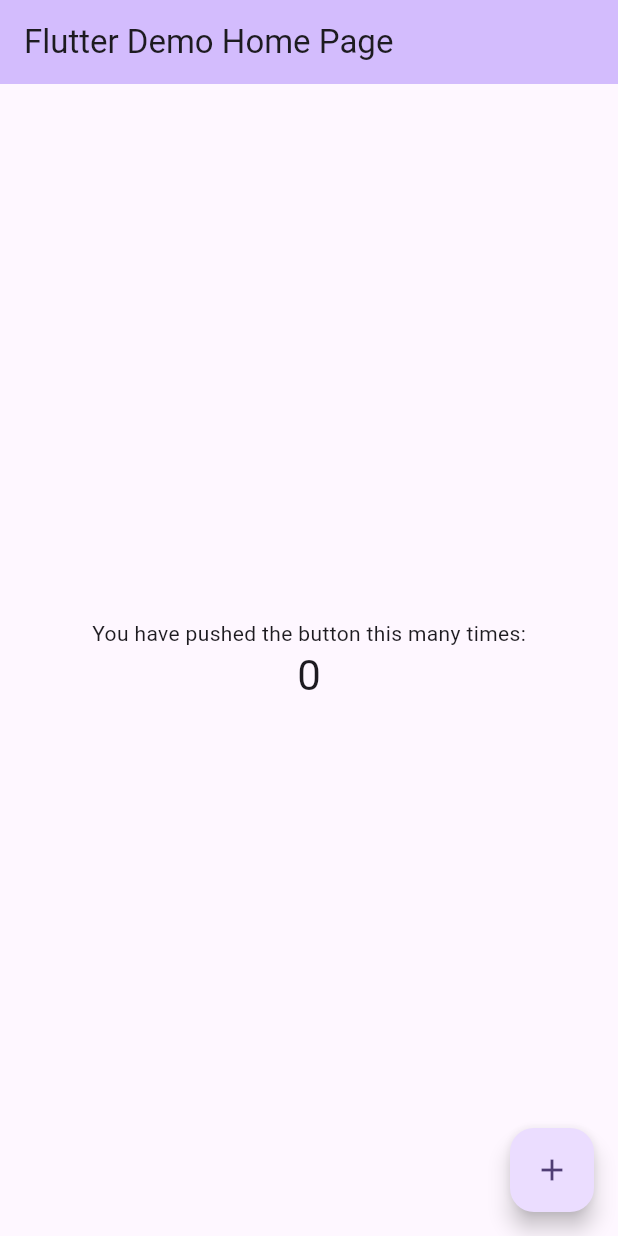
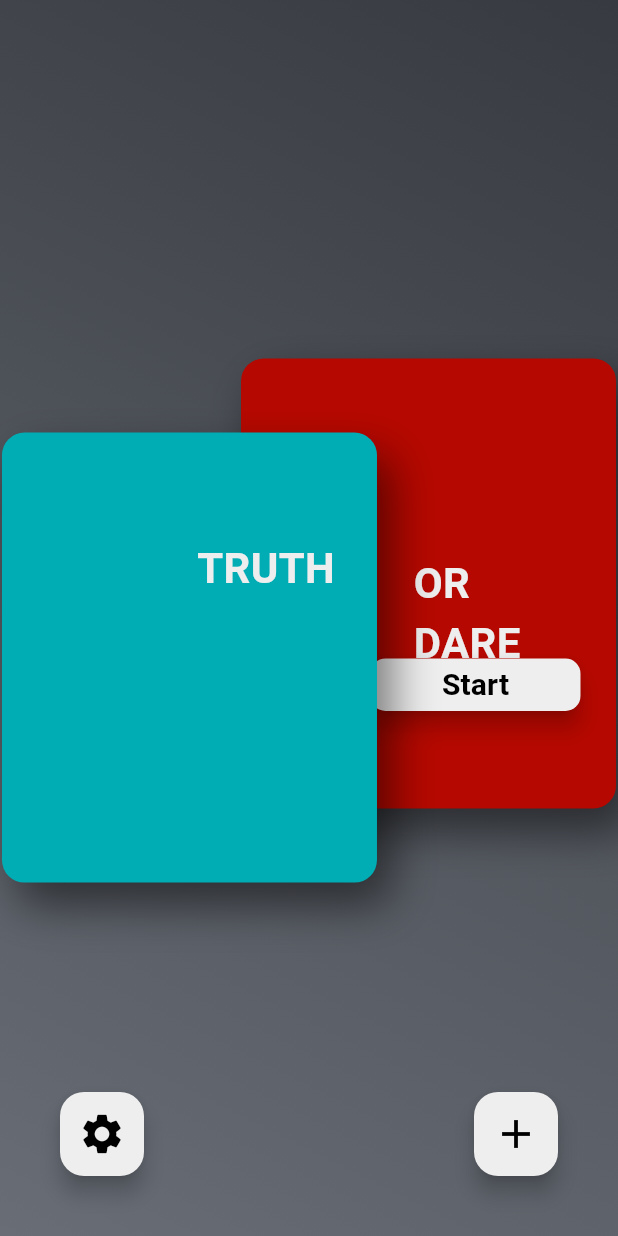
Before and after one commit to Althaf747/TruthOrDareMobile, a Flutter app: the screen it shows after launch, on a phone screen of 412 x 824 dp. Run offline on Flutter 3.47's test engine with Material 3 defaults, Android fonts, the phone set to English and light mode, and no system bars; our stand-ins replace sqflite; missing offline and left inert: dart:ffi; accounts and stored records are empty; Roboto replaces fonts that are missing (Inconsolata).

Commit message:
HOME PAGE

```diff
--- a/lib/main.dart
+++ b/lib/main.dart
@@ -1,4 +1,5 @@
 import 'package:flutter/material.dart';
+import 'package:truth_or_dare/pages/home.dart';
 
 void main() {
   runApp(const MyApp());
@@ -7,119 +8,15 @@ void main() {
 class MyApp extends StatelessWidget {
   const MyApp({super.key});
 
-  // This widget is the root of your application.
   @override
   Widget build(BuildContext context) {
     return MaterialApp(
       title: 'Flutter Demo',
       theme: ThemeData(
-        // This is the theme of your application.
-        //
-        // TRY THIS: Try running your application with "flutter run". You'll see
-        // the application has a purple toolbar. Then, without quitting the app,
-        // try changing the seedColor in the colorScheme below to Colors.green
-        // and then invoke "hot reload" (save your changes or press the "hot
-        // reload" button in a Flutter-supported IDE, or press "r" if you used
-        // the command line to start the app).
-        //
-        // Notice that the counter didn't reset back to zero; the application
-        // state is not lost during the reload. To reset the state, use hot
-        // restart instead.
-        //
-        // This works for code too, not just values: Most code changes can be
-        // tested with just a hot reload.
         colorScheme: ColorScheme.fromSeed(seedColor: Colors.deepPurple),
         useMaterial3: true,
       ),
-      home: const MyHomePage(title: 'Flutter Demo Home Page'),
+      home: const Home(),
     );
   }
 }
-
-class MyHomePage extends StatefulWidget {
-  const MyHomePage({super.key, required this.title});
-
-  // This widget is the home page of your application. It is stateful, meaning
-  // that it has a State object (defined below) that contains fields that affect
-  // how it looks.
-
-  // This class is the configuration for the state. It holds the values (in this
-  // case the title) provided by the parent (in this case the App widget) and
-  // used by the build method of the State. Fields in a Widget subclass are
-  // always marked "final".
-
-  final String title;
-
-  @override
-  State<MyHomePage> createState() => _MyHomePageState();
-}
-
-class _MyHomePageState extends State<MyHomePage> {
-  int _counter = 0;
-
-  void _incrementCounter() {
-    setState(() {
-      // This call to setState tells the Flutter framework that something has
-      // changed in this State, which causes it to rerun the build method below
-      // so that the display can reflect the updated values. If we changed
-      // _counter without calling setState(), then the build method would not be
-      // called again, and so nothing would appear to happen.
-      _counter++;
-    });
-  }
-
-  @override
-  Widget build(BuildContext context) {
-    // This method is rerun every time setState is called, for instance as done
-    // by the _incrementCounter method above.
-    //
-    // The Flutter framework has been optimized to make rerunning build methods
-    // fast, so that you can just rebuild anything that needs updating rather
-    // than having to individually change instances of widgets.
-    return Scaffold(
-      appBar: AppBar(
-        // TRY THIS: Try changing the color here to a specific color (to
-        // Colors.amber, perhaps?) and trigger a hot reload to see the AppBar
-        // change color while the other colors stay the same.
-        backgroundColor: Theme.of(context).colorScheme.inversePrimary,
-        // Here we take the value from the MyHomePage object that was created by
-        // the App.build method, and use it to set our appbar title.
-        title: Text(widget.title),
-      ),
-      body: Center(
-        // Center is a layout widget. It takes a single child and positions it
-        // in the middle of the parent.
-        child: Column(
-          // Column is also a layout widget. It takes a list of children and
-          // arranges them vertically. By default, it sizes itself to fit its
-          // children horizontally, and tries to be as tall as its parent.
-          //
-          // Column has various properties to control how it sizes itself and
-          // how it positions its children. Here we use mainAxisAlignment to
-          // center the children vertically; the main axis here is the vertical
-          // axis because Columns are vertical (the cross axis would be
-          // horizontal).
-          //
-          // TRY THIS: Invoke "debug painting" (choose the "Toggle Debug Paint"
-          // action in the IDE, or press "p" in the console), to see the
-          // wireframe for each widget.
-          mainAxisAlignment: MainAxisAlignment.center,
-          children: <Widget>[
-            const Text(
-              'You have pushed the button this many times:',
-            ),
-            Text(
-              '$_counter',
-              style: Theme.of(context).textTheme.headlineMedium,
-            ),
-          ],
-        ),
-      ),
-      floatingActionButton: FloatingActionButton(
-        onPressed: _incrementCounter,
-        tooltip: 'Increment',
-        child: const Icon(Icons.add),
-      ), // This trailing comma makes auto-formatting nicer for build methods.
-    );
-  }
-}
--- /dev/null
+++ b/lib/pages/home.dart
@@ -0,0 +1,182 @@
+import 'dart:ffi';
+
+import 'package:flutter/material.dart';
+import 'package:truth_or_dare/services/database_service.dart';
+
+class Home extends StatefulWidget {
+  const Home({super.key});
+
+  @override
+  State<Home> createState() => _HomeState();
+}
+
+class _HomeState extends State<Home> {
+  final DatabaseService _databaseService = DatabaseService.instance;
+
+  @override
+  Widget build(BuildContext context) {
+    return Scaffold(
+      body: Container(
+        decoration: BoxDecoration(
+          gradient: LinearGradient(
+            begin: Alignment.topRight,
+            end: Alignment.bottomLeft,
+            colors: [
+              Color(0xFF373A40), // Dark gray
+              Color(0xFF50545B), // Medium gray
+              Color(0xFF686D76), // Lighter gray
+            ],
+          ),
+        ),
+        child: Stack(
+          alignment: Alignment.center,
+          children: [
+            // RED CARD
+            Positioned(
+                top: MediaQuery.of(context).size.height * 0.29,
+                left:MediaQuery.of(context).size.width * 0.39,
+                child: Container(
+                  height: 300,
+                  width: 250,
+                  decoration: BoxDecoration(
+                    color: Color(0xFFB50800),
+                    borderRadius: BorderRadius.circular(15.0),
+                    boxShadow: [
+                      BoxShadow(
+                        color : Colors.black.withValues(alpha: 0.5),
+                        offset: Offset(10, 15),
+                        blurRadius: 25.0,
+                      )
+                    ]
+                  ),
+                  child: Stack(
+                    children: [
+                      Transform.translate(
+                        offset: Offset(115, 130), // Adjust x and y offsets for "OR"
+                        child: Text(
+                          "OR",
+                          style: TextStyle(
+                            color: Color(0xFFEEEEEE),
+                            fontSize: 28,
+                            fontFamily: 'Inconsolata',
+                            fontWeight: FontWeight.bold,
+                          ),
+                        ),
+                      ),
+                      Transform.translate(
+                        offset: Offset(115, 170), // Adjust x and y offsets for "DARE"
+                        child: Text(
+                          "DARE",
+                          style: TextStyle(
+                            color: Color(0xFFEEEEEE),
+                            fontSize: 28,
+                            fontFamily: 'Inconsolata',
+                            fontWeight: FontWeight.bold,
+                          ),
+                        ),
+                      ),
+                    ],
+                  ),
+                )
+            ),
+            // START BUTTON
+            Positioned(
+                height: 35,
+                width: 140,
+                bottom: 350,
+                right: 25,
+                child: FloatingActionButton(
+                  onPressed: () {
+
+                  },
+                  backgroundColor: Color(0xFFEEEEEE),
+                  shape: RoundedRectangleBorder(
+                      borderRadius: BorderRadius.circular(10),
+                  ),
+                  child: Center(
+                    child: Text(
+                      "Start",
+                      style: TextStyle(
+                        color: Colors.black,
+                        fontSize: 20,
+                        fontFamily: 'Inconsolata',
+                        fontWeight: FontWeight.bold,
+                      ),
+                    ),
+                  ),
+                ),
+            ),
+            //BLUE CARD
+            Positioned(
+                top: MediaQuery.of(context).size.height * 0.35,
+                right:MediaQuery.of(context).size.width * 0.39,
+                child: Container(
+                  height: 300,
+                  width: 250,
+                  decoration: BoxDecoration(
+                      color: Color(0xFF00ADB5),
+                      borderRadius: BorderRadius.circular(15.0),
+                      boxShadow: [
+                        BoxShadow(
+                          color : Colors.black.withValues(alpha: 0.5),
+                          offset: Offset(10, 15),
+                          blurRadius: 25.0,
+                        )
+                      ]
+                  ),
+                  child: Stack(
+                    children: [
+                      Transform.translate(
+                        offset: Offset(130, 70), // Custom x and y offsets
+                        child: Text(
+                          "TRUTH",
+                          style: TextStyle(
+                            color: Color(0xFFEEEEEE),
+                            fontSize: 28,
+                            fontFamily: 'Inconsolata',
+                            fontWeight: FontWeight.bold,
+                          ),
+                        ),
+                      ),
+                    ],
+                  ),
+                )
+            ),
+            //SETTING BUTTON
+            Positioned(
+              bottom: 40, // Distance from the bottom of the screen
+              left: 40, // Distance from the left edge
+              child: FloatingActionButton(
+                onPressed: () {
+                  // Settings action
+                },
+                backgroundColor: Color(0xFFEEEEEE),
+                child: Icon(
+                  Icons.settings,
+                  color: Colors.black,
+                  size: 32,
+                ),
+              ),
+            ),
+            //ADD BUTTON
+            Positioned(
+              bottom: 40, // Distance from the bottom of the screen
+              right: 40, // Distance from the right edge
+              child: FloatingActionButton(
+                onPressed: () {
+                  // Add new card action
+                },
+                backgroundColor: Color(0xFFEEEEEE),
+                child: Icon(
+                  Icons.add,
+                  color: Colors.black,
+                  size: 32,
+                ),
+              ),
+            ),
+          ],
+        ),
+      ),
+    );
+  }
+}
--- /dev/null
+++ b/lib/services/database_service.dart
@@ -0,0 +1,49 @@
+import 'package:path/path.dart';
+import 'package:sqflite/sqflite.dart';
+
+class DatabaseService {
+    static Database? _db;
+    static final DatabaseService instance = DatabaseService._constructor();
+
+    final String _cardsTableName = "cards";
+    final String _cardsIdColumnName = "id";
+    final String _cardsTypeColumnName = "type";
+    final String _cardsQuestionColumnName = "question";
+    final String _cardsCreatedColumnName = "created";
+
+    DatabaseService._constructor();
+
+    Future<Database> get database async {
+      if(_db != null) return _db!;
+      _db = await getDatabase();
+      return _db!;
+    }
+
+    Future<Database> getDatabase() async {
+      final databaseDirPath = await getDatabasesPath();
+      final databasePath = join(databaseDirPath, "card_db.db");
+      final database = await openDatabase(
+          databasePath,
+        onCreate: (db, version) {
+          db.execute('''
+          CREATE TABLE $_cardsTableName (
+            $_cardsIdColumnName INTEGER PRIMARY KEY AUTOINCREMENT NOT NULL,
+            $_cardsTypeColumnName STRING NOT NULL,
+            $_cardsQuestionColumnName TEXT NOT NULL,
+            $_cardsCreatedColumnName INTEGER NOT NULL
+          )
+          ''');
+        },
+      );
+      return database;
+    }
+
+    void addCard(String type, String question) async {
+      final db = await database;
+      await db.insert(_cardsTableName, {
+        _cardsTypeColumnName : type,
+        _cardsQuestionColumnName : question,
+        _cardsCreatedColumnName : 1
+      });
+    }
+}
```
Also changed, not shown: pubspec.yaml (+8 -68 lines), assets/fonts/Inconsolata-VariableFont_wdth,wght.ttf (added), pubspec.lock, 1 other file.
